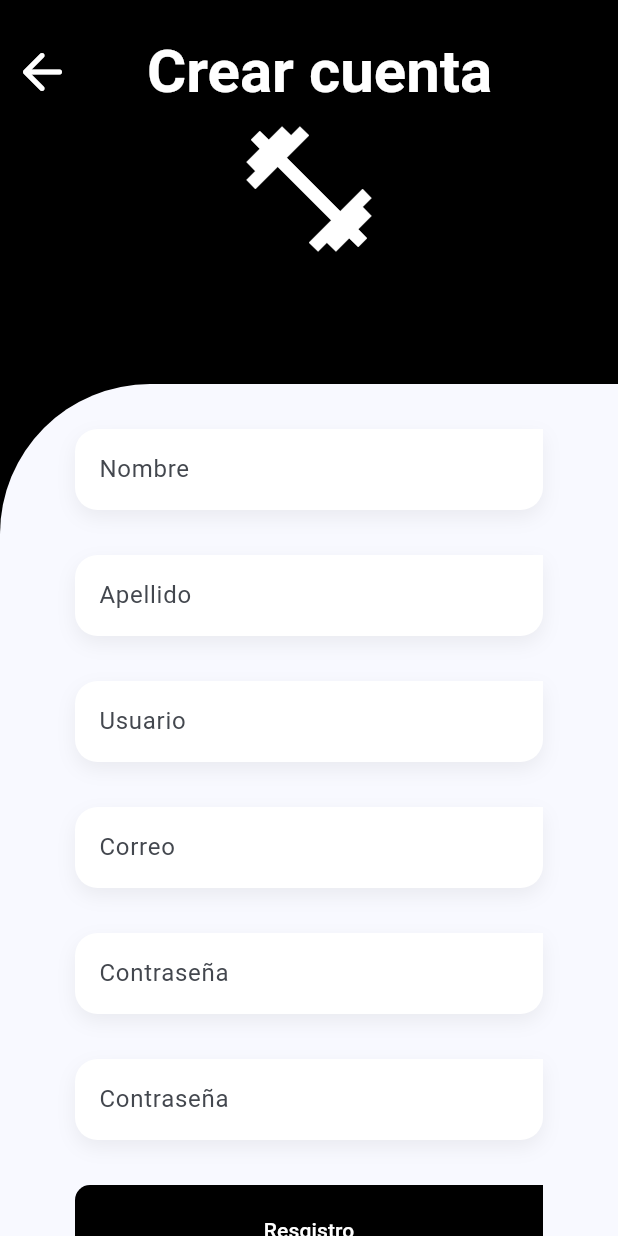
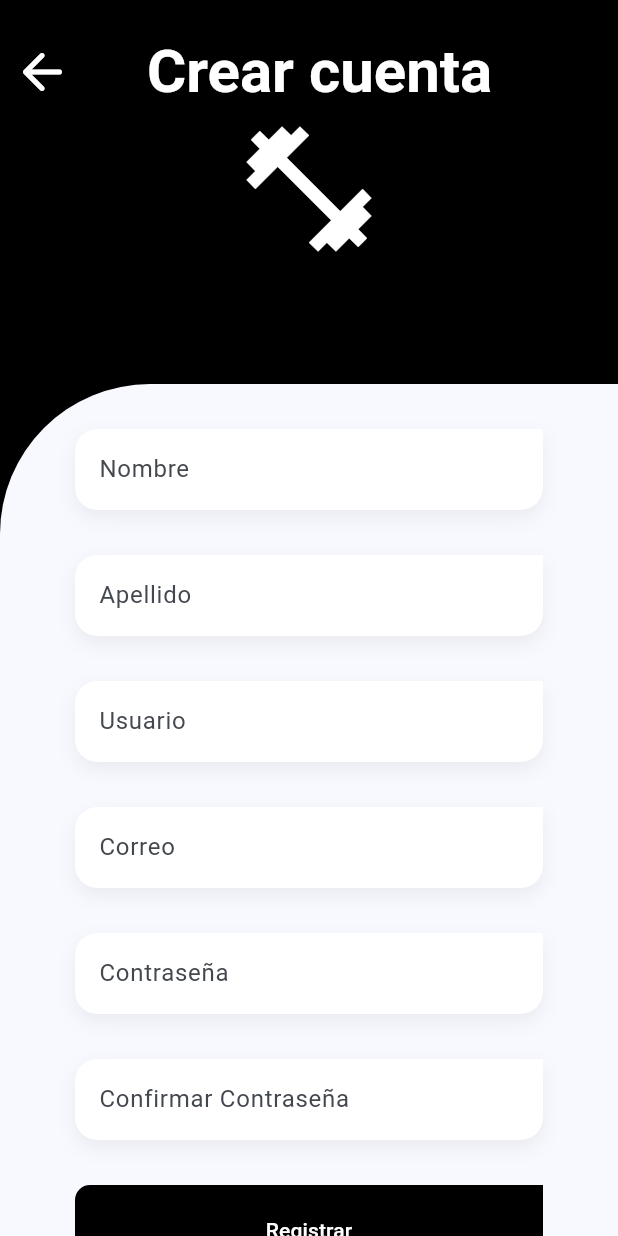
Before and after one commit to Isa-josep/time_to_train, a Flutter app: the screen it shows after launch, after a tap on "Crea una aquí", on a phone screen of 412 x 824 dp. Run offline on Flutter 3.47's test engine with Material 3 defaults, Android fonts, the phone set to English and light mode, and no system bars; our stand-ins replace animate_do, flutter_riverpod, go_router, google_fonts; missing offline and left inert: graphic; network calls fail; project files that could hold a hidden picture were left out.

Commit message:
login and register

```diff
--- a/lib/features/presentation/screens/login_screen.dart
+++ b/lib/features/presentation/screens/login_screen.dart
@@ -2,15 +2,13 @@ import 'package:flutter/material.dart';
 import 'package:flutter_riverpod/flutter_riverpod.dart';
 import 'package:go_router/go_router.dart';
 import 'package:time_to_train/features/presentation/widgets.dart';
-
-
+import 'package:time_to_train/features/presentation/providers/auth_provider.dart';
 
 class LoginScreen extends StatelessWidget {
   const LoginScreen({super.key});
 
   @override
   Widget build(BuildContext context) {
-
     final size = MediaQuery.of(context).size;
     final scaffoldBackgroundColor = Theme.of(context).scaffoldBackgroundColor;
     final textStyles = Theme.of(context).textTheme;
@@ -21,31 +19,25 @@ class LoginScreen extends StatelessWidget {
         body: SingleChildScrollView(
           physics: const ClampingScrollPhysics(),
           child: Column(
-
             crossAxisAlignment: CrossAxisAlignment.center,
             children: [
-              const SizedBox( height: 40 ),
-
+              const SizedBox(height: 40),
               Row(
                 crossAxisAlignment: CrossAxisAlignment.center,
                 children: [
-
                   const Spacer(flex: 1),
-                    Text('name de la app', style: textStyles.titleLarge?.copyWith(color: Colors.white )),
+                  Text('name de la app', style: textStyles.titleLarge?.copyWith(color: Colors.white)),
                   const Spacer(flex: 2),
                 ],
               ),
-              // Icon Banner
               const Icon(
                 Icons.fitness_center,
                 color: Colors.white,
                 size: 100,
               ),
-              const SizedBox( height: 80 ),
-
+              const SizedBox(height: 80),
               Container(
-                height: size.height - 260, // 80 los dos sizebox y 100 el ícono
-
+                height: size.height - 260,
                 width: double.infinity,
                 decoration: BoxDecoration(
                   color: scaffoldBackgroundColor,
@@ -55,7 +47,7 @@ class LoginScreen extends StatelessWidget {
               )
             ],
           ),
-        )
+        ),
       ),
     );
   }
@@ -65,65 +57,58 @@ class _LoginForm extends ConsumerWidget {
   const _LoginForm();
 
   @override
-  Widget build(BuildContext context,ref) {
-
-   // final loginForm =ref.watch(loginFormProvider);
-
+  Widget build(BuildContext context, WidgetRef ref) {
     final textStyles = Theme.of(context).textTheme;
+    final emailController = TextEditingController();
+    final passwordController = TextEditingController();
 
     return Padding(
       padding: const EdgeInsets.symmetric(horizontal: 50),
       child: Column(
         children: [
-          const SizedBox( height: 30 ),
-          Text('Bienvenido', style: textStyles.titleLarge ),
-          const SizedBox( height: 30 ),
-
-           const CustomTextFormField(
+          const SizedBox(height: 30),
+          Text('Bienvenido', style: textStyles.titleLarge),
+          const SizedBox(height: 30),
+          CustomTextFormField(
             label: 'Correo',
             keyboardType: TextInputType.emailAddress,
-           // onChanged: ref.read(loginFormProvider.notifier).onEmailChanged,
-            //errorMessage: loginForm.isFormPosted ?
-           // loginForm.email.errorMessage : null,
+            controller: emailController,
           ),
-          const SizedBox( height: 30 ),
-
-           const CustomTextFormField(
+          const SizedBox(height: 30),
+          CustomTextFormField(
             label: 'Contraseña',
             obscureText: true,
-            // onChanged: ref.read(loginFormProvider.notifier).onPasswordChanged,
-            // errorMessage: loginForm.isFormPosted ?
-            // loginForm.password.errorMessage: null,
+            controller: passwordController,
           ),
-
-          const SizedBox( height: 30 ),
-
+          const SizedBox(height: 30),
           SizedBox(
             width: double.infinity,
             height: 60,
             child: CustomFilledButton(
               text: 'Ingresar',
               buttonColor: Colors.black,
-              onPressed: (){
-                //ref.read(loginFormProvider.notifier).onFormSubmit();
-                context.push('/home_view'); //TODO: Cambiar por la ruta correcta
+              onPressed: () async {
+                try {
+                  await ref.read(authProvider.notifier).login(emailController.text, passwordController.text);
+                  context.go('/home_view');
+                } catch (e) {
+                  ScaffoldMessenger.of(context).showSnackBar(SnackBar(content: Text(e.toString())));
+                }
               },
-            )
             ),
-
-          const SizedBox( height: 15 ),
-
+          ),
+          const SizedBox(height: 15),
           Row(
             mainAxisAlignment: MainAxisAlignment.center,
             children: [
               const Text('¿No tienes cuenta?'),
               TextButton(
-                onPressed: ()=> context.push('/register_screen'),
-                child: const Text('Crea una aquí')
-              )
+                onPressed: () => context.push('/register_screen'),
+                child: const Text('Crea una aquí'),
+              ),
             ],
           ),
-          const Spacer( flex: 1),
+          const Spacer(flex: 1),
         ],
       ),
     );
--- a/lib/features/presentation/screens/register_screen.dart
+++ b/lib/features/presentation/screens/register_screen.dart
@@ -2,15 +2,13 @@ import 'package:flutter/material.dart';
 import 'package:flutter_riverpod/flutter_riverpod.dart';
 import 'package:go_router/go_router.dart';
 import 'package:time_to_train/features/presentation/widgets.dart';
-
-
+import 'package:time_to_train/features/presentation/providers/auth_provider.dart';
 
 class RegisterScreen extends StatelessWidget {
   const RegisterScreen({super.key});
 
   @override
   Widget build(BuildContext context) {
-
     final size = MediaQuery.of(context).size;
     final scaffoldBackgroundColor = Theme.of(context).scaffoldBackgroundColor;
     final textStyles = Theme.of(context).textTheme;
@@ -21,24 +19,21 @@ class RegisterScreen extends StatelessWidget {
         body: SingleChildScrollView(
           physics: const ClampingScrollPhysics(),
           child: Column(
-
             crossAxisAlignment: CrossAxisAlignment.center,
             children: [
-              const SizedBox( height: 20 ),
-              // Icon Banner
-
+              const SizedBox(height: 20),
               Row(
                 crossAxisAlignment: CrossAxisAlignment.center,
                 children: [
                   IconButton(
-                      onPressed: (){
-                        if ( !context.canPop() ) return;
+                    onPressed: () {
+                      if (!context.canPop()) return;
                       context.pop();
                     },
-                      icon: const Icon( Icons.arrow_back_rounded, size: 40, color: Colors.white )
+                    icon: const Icon(Icons.arrow_back_rounded, size: 40, color: Colors.white),
                   ),
                   const Spacer(flex: 1),
-                    Text('Crear cuenta', style: textStyles.titleLarge?.copyWith(color: Colors.white )),
+                  Text('Crear cuenta', style: textStyles.titleLarge?.copyWith(color: Colors.white)),
                   const Spacer(flex: 2),
                 ],
               ),
@@ -47,124 +42,115 @@ class RegisterScreen extends StatelessWidget {
                 color: Colors.white,
                 size: 100,
               ),
-              const SizedBox( height: 80 ),
-
+              const SizedBox(height: 80),
               Container(
-                height: size.height - 70, // 80 los dos sizebox y 100 el ícono 250 si se modifica
-
+                height: size.height - 70,
                 width: double.infinity,
                 decoration: BoxDecoration(
                   color: scaffoldBackgroundColor,
                   borderRadius: const BorderRadius.only(topLeft: Radius.circular(100)),
                 ),
-                child: const _LoginForm(),
-              )
+                child: const _RegisterForm(),
+              ),
             ],
           ),
-        )
+        ),
       ),
     );
   }
 }
 
-class _LoginForm extends ConsumerWidget {
-  const _LoginForm();
+class _RegisterForm extends ConsumerWidget {
+  const _RegisterForm();
 
   @override
-  Widget build(BuildContext context,ref) {
-
-   // final loginForm =ref.watch(loginFormProvider);
-
-    //final textStyles = Theme.of(context).textTheme;
+  Widget build(BuildContext context, WidgetRef ref) {
+    final nameController = TextEditingController();
+    final lastNameController = TextEditingController();
+    final usernameController = TextEditingController();
+    final emailController = TextEditingController();
+    final passwordController = TextEditingController();
+    final confirmPasswordController = TextEditingController();
 
     return Padding(
       padding: const EdgeInsets.symmetric(horizontal: 50),
       child: Column(
         children: [
-          const SizedBox( height: 30 ),
-         // Text('Bienvenido', style: textStyles.titleLarge ),
-
-
-          const CustomTextFormField(
+          const SizedBox(height: 30),
+          CustomTextFormField(
             label: 'Nombre',
-            // onChanged: ref.read(loginFormProvider.notifier).onEmailChanged,
-            // errorMessage: loginForm.isFormPosted ?
-            // loginForm.email.errorMessage : null,
+            controller: nameController,
           ),
-          const SizedBox( height: 30 ),
-
-          const CustomTextFormField(
+          const SizedBox(height: 30),
+          CustomTextFormField(
             label: 'Apellido',
-            // onChanged: ref.read(loginFormProvider.notifier).onEmailChanged,
-            // errorMessage: loginForm.isFormPosted ?
-            // loginForm.email.errorMessage : null,
+            controller: lastNameController,
           ),
-          const SizedBox( height: 30 ),
-
-          const CustomTextFormField(
+          const SizedBox(height: 30),
+          CustomTextFormField(
             label: 'Usuario',
-            // onChanged: ref.read(loginFormProvider.notifier).onEmailChanged,
-            // errorMessage: loginForm.isFormPosted ?
-            // loginForm.email.errorMessage : null,
+            controller: usernameController,
           ),
-          const SizedBox( height: 30 ),
-
-          const CustomTextFormField(
+          const SizedBox(height: 30),
+          CustomTextFormField(
             label: 'Correo',
             keyboardType: TextInputType.emailAddress,
-           // onChanged: ref.read(loginFormProvider.notifier).onEmailChanged,
-            //errorMessage: loginForm.isFormPosted ?
-           // loginForm.email.errorMessage : null,
+            controller: emailController,
           ),
-          const SizedBox( height: 30 ),
-
-           const CustomTextFormField(
+          const SizedBox(height: 30),
+          CustomTextFormField(
             label: 'Contraseña',
             obscureText: true,
-            // onChanged: ref.read(loginFormProvider.notifier).onPasswordChanged,
-            // errorMessage: loginForm.isFormPosted ?
-            // loginForm.password.errorMessage: null,
+            controller: passwordController,
           ),
-
-          const SizedBox( height: 30 ),
-
-          const CustomTextFormField(
-            label: 'Contraseña',
+          const SizedBox(height: 30),
+          CustomTextFormField(
+            label: 'Confirmar Contraseña',
             obscureText: true,
-            // onChanged: ref.read(loginFormProvider.notifier).onPasswordChanged,
-            // errorMessage: loginForm.isFormPosted ?
-            // loginForm.password.errorMessage: null,
+            controller: confirmPasswordController,
           ),
-
-          const SizedBox( height: 30 ),
-
+          const SizedBox(height: 30),
           SizedBox(
             width: double.infinity,
             height: 60,
             child: CustomFilledButton(
-              text: 'Resgistro',
+              text: 'Registrar',
               buttonColor: Colors.black,
-              onPressed: (){
-                //ref.read(loginFormProvider.notifier).onFormSubmit();
-                //context.pop('/home_view'); //TODO: Cambiar por la ruta correcta
+              onPressed: () async {
+                if (passwordController.text != confirmPasswordController.text) {
+                  ScaffoldMessenger.of(context).showSnackBar(SnackBar(content: Text('Las contraseñas no coinciden')));
+                  return;
+                }
+
+                final userData = {
+                  'nombre': nameController.text,
+                  'apellido': lastNameController.text,
+                  'nombre_usuario': usernameController.text,
+                  'correo': emailController.text,
+                  'contrasena': passwordController.text,
+                };
+
+                try {
+                  await ref.read(authProvider.notifier).register(userData);
+                  context.go('/home_view');
+                } catch (e) {
+                  ScaffoldMessenger.of(context).showSnackBar(SnackBar(content: Text(e.toString())));
+                }
               },
-            )
             ),
-
-          const SizedBox( height: 5 ),
-
+          ),
+          const SizedBox(height: 5),
           Row(
             mainAxisAlignment: MainAxisAlignment.center,
             children: [
               const Text('¿Ya tienes cuenta?'),
               TextButton(
-                onPressed: ()=> context.push('/'),
-                child: const Text('Inicia sesión')
-              )
+                onPressed: () => context.push('/'),
+                child: const Text('Inicia sesión'),
+              ),
             ],
           ),
-          const Spacer( flex: 1),
-
+          const Spacer(flex: 1),
         ],
       ),
     );
--- a/lib/features/presentation/widgets/input.dart
+++ b/lib/features/presentation/widgets/input.dart
@@ -1,8 +1,6 @@
 import 'package:flutter/material.dart';
 
-
 class CustomTextFormField extends StatelessWidget {
-
   final String? label;
   final String? hint;
   final String? errorMessage;
@@ -10,6 +8,7 @@ class CustomTextFormField extends StatelessWidget {
   final TextInputType? keyboardType;
   final Function(String)? onChanged;
   final String? Function(String?)? validator;
+  final TextEditingController? controller;
 
   const CustomTextFormField({
     super.key,
@@ -20,16 +19,16 @@ class CustomTextFormField extends StatelessWidget {
     this.keyboardType = TextInputType.text,
     this.onChanged,
     this.validator,
+    this.controller,
   });
 
   @override
   Widget build(BuildContext context) {
-
     final colors = Theme.of(context).colorScheme;
 
     final border = OutlineInputBorder(
       borderSide: const BorderSide(color: Colors.transparent),
-      borderRadius: BorderRadius.circular(40)
+      borderRadius: BorderRadius.circular(40),
     );
 
     const borderRadius = Radius.circular(15);
@@ -38,27 +37,36 @@ class CustomTextFormField extends StatelessWidget {
       // padding: const EdgeInsets.only(bottom: 0, top: 15),
       decoration: BoxDecoration(
         color: Colors.white,
-        borderRadius: const BorderRadius.only(topLeft: borderRadius, bottomLeft: borderRadius, bottomRight: borderRadius ),
+        borderRadius: const BorderRadius.only(
+          topLeft: borderRadius,
+          bottomLeft: borderRadius,
+          bottomRight: borderRadius,
+        ),
         boxShadow: [
           BoxShadow(
             color: Colors.black.withOpacity(0.06),
             blurRadius: 10,
-            offset: const Offset(0,5)
-          )
-        ]
+            offset: const Offset(0, 5),
+          ),
+        ],
       ),
       child: TextFormField(
+        controller: controller,
         onChanged: onChanged,
         validator: validator,
         obscureText: obscureText,
         keyboardType: keyboardType,
-        style: const TextStyle( fontSize: 20, color: Colors.black54 ),
+        style: const TextStyle(fontSize: 20, color: Colors.black54),
         decoration: InputDecoration(
-          floatingLabelStyle: const TextStyle(color: Colors.black, fontWeight: FontWeight.bold, fontSize: 18),
+          floatingLabelStyle: const TextStyle(
+            color: Colors.black,
+            fontWeight: FontWeight.bold,
+            fontSize: 18,
+          ),
           enabledBorder: border,
           focusedBorder: border,
-          errorBorder: border.copyWith( borderSide: BorderSide( color: Colors.red.shade800 )),
-          focusedErrorBorder: border.copyWith( borderSide: BorderSide( color: Colors.red.shade800 )),
+          errorBorder: border.copyWith(borderSide: BorderSide(color: Colors.red.shade800)),
+          focusedErrorBorder: border.copyWith(borderSide: BorderSide(color: Colors.red.shade800)),
           isDense: true,
           label: label != null ? Text(label!) : null,
           hintText: hint,
--- a/pubspec.yaml
+++ b/pubspec.yaml
@@ -16,12 +16,14 @@ dependencies:
   go_router: ^13.2.0
   google_fonts: ^6.1.0
   graphic: ^2.2.1
+  http: ^1.2.1
 
 dev_dependencies:
   flutter_lints: ^2.0.0
   flutter_test:
     sdk: flutter
 
+
 flutter:
   uses-material-design: true
 
```
Also changed, not shown: lib/features/presentation/providers/auth_provider.dart (added, +74 -0 lines), lib/features/presentation/widgets/menu_lat.dart (+40 -40 lines), lib/firebase_options.dart (deleted), pubspec.lock, 2 other files. Lines whose indentation alone changed are shown as unchanged.
